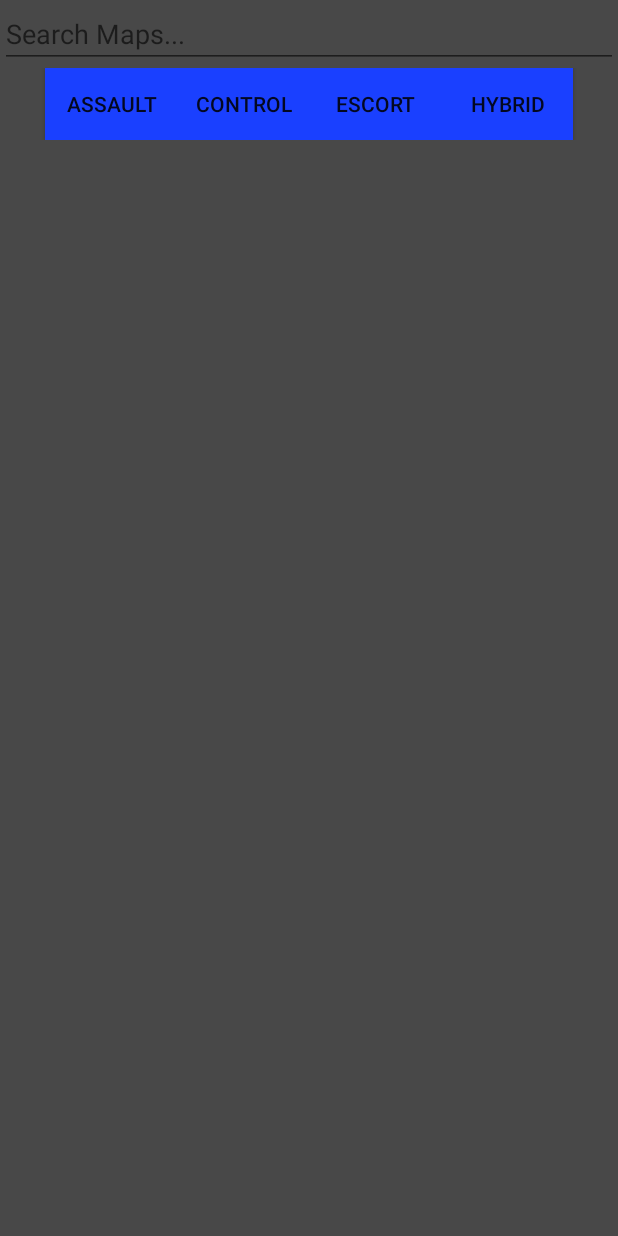
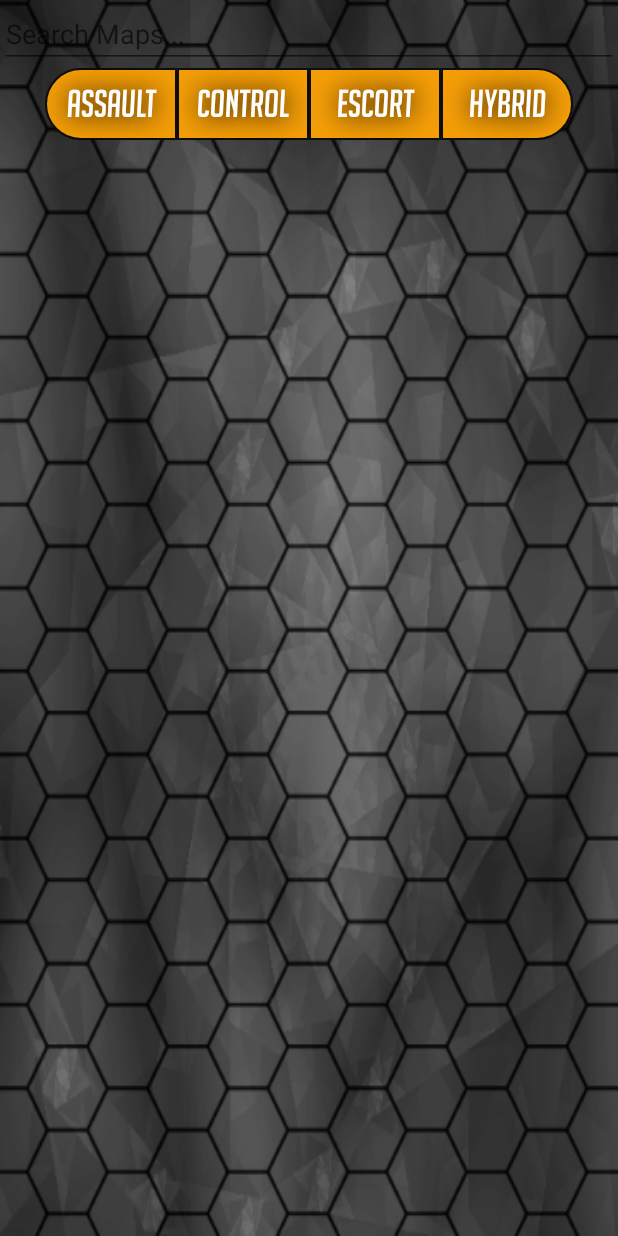
Before and after one commit to ThatRubenAguilar/PocketStrats, an Android app: the screen it shows after launch (MainActivity), after a tap on "MAP STRATEGY", on a phone screen of 412 x 824 dp. Run offline under Robolectric (Android 15) with nearby library versions, the phone set to English and light mode, and no system bars; libraries missing offline, so code that uses them is left out: org.slf4j; network calls fail; 3 statements that could not run were skipped.

Commit message:
Polish filter buttons

```diff
--- a/app/src/main/java/com/innovations/aguilar/pocketstrats/ui/MapSearchItemAdapter.java
+++ b/app/src/main/java/com/innovations/aguilar/pocketstrats/ui/MapSearchItemAdapter.java
@@ -1,11 +1,7 @@
 package com.innovations.aguilar.pocketstrats.ui;
 
 import android.content.Context;
-import android.graphics.Color;
-import android.graphics.ColorFilter;
 import android.graphics.PorterDuff;
-import android.graphics.PorterDuffColorFilter;
-import android.graphics.drawable.ColorDrawable;
 import android.graphics.drawable.Drawable;
 import android.support.annotation.NonNull;
 import android.support.v4.content.ContextCompat;
@@ -88,6 +84,12 @@ public class MapSearchItemAdapter extends BaseAdapter implements Filterable {
         final ListViewItem<MapDataDTO> textView = (ListViewItem<MapDataDTO>) rowView.findViewById(R.id.text_list_map_item);
 
         final MapDataDTO map = filteredList.get(position);
+        configureListItemView(textView, map);
+        return rowView;
+
+    }
+
+    private void configureListItemView(final ListViewItem<MapDataDTO> textView, final MapDataDTO map) {
         textView.setItemData(map);
         textView.setTypeface(CustomTypeFaces.BigNoodleTitlingOblique(context.getAssets()));
         textView.setText(map.getMapName());
@@ -106,7 +108,7 @@ public class MapSearchItemAdapter extends BaseAdapter implements Filterable {
                 Log.d("OnTouch", String.format("Touch Event: %s", event.getAction()));
                 switch (event.getAction()) {
                     case MotionEvent.ACTION_DOWN: {
-                        int highlightColor = ContextCompat.getColor(context, R.color.colorAccentToggle);
+                        int highlightColor = ContextCompat.getColor(context, R.color.accentToggleOff);
                         Drawable wrappedDrawable = DrawableCompat.wrap(textView.getBackground());
                         DrawableCompat.setTint(wrappedDrawable, highlightColor);
                         DrawableCompat.setTintMode(wrappedDrawable, PorterDuff.Mode.SCREEN);
@@ -126,8 +128,6 @@ public class MapSearchItemAdapter extends BaseAdapter implements Filterable {
                 return false;
             }
         });
-        return rowView;
-
     }
 
     Drawable getItemBackground(MapDataDTO map) {
--- a/app/src/main/java/com/innovations/aguilar/pocketstrats/ui/view/MapSearchView.java
+++ b/app/src/main/java/com/innovations/aguilar/pocketstrats/ui/view/MapSearchView.java
@@ -14,6 +14,7 @@ import android.widget.ListView;
 
 import com.google.common.base.Supplier;
 import com.google.common.base.Suppliers;
+import com.innovations.aguilar.pocketstrats.ui.CustomTypeFaces;
 import com.innovations.aguilar.pocketstrats.ui.EnumSetToggleFilterClickListener;
 import com.innovations.aguilar.pocketstrats.ui.MainActivity;
 import com.innovations.aguilar.pocketstrats.ui.MainPaneContainer;
@@ -67,24 +68,16 @@ public class MapSearchView extends LinearLayout implements ViewDisplayer<MapData
 
 
         buttonAssault = (Button)findViewById(R.id.button_filter_assault);
-        buttonAssault.setOnClickListener(
-                new EnumSetToggleFilterClickListener<MapType, MapItemFilterData>(
-                        MapType.Assault, mapAdapter.getMapFilter()));
+        configureFilterButton(buttonAssault, MapType.Assault, mapAdapter);
 
         buttonControl = (Button)findViewById(R.id.button_filter_control);
-        buttonControl.setOnClickListener(
-                new EnumSetToggleFilterClickListener<MapType, MapItemFilterData>(
-                        MapType.Control, mapAdapter.getMapFilter()));
+        configureFilterButton(buttonControl, MapType.Control, mapAdapter);
 
         buttonEscort = (Button)findViewById(R.id.button_filter_escort);
-        buttonEscort.setOnClickListener(
-                new EnumSetToggleFilterClickListener<MapType, MapItemFilterData>(
-                        MapType.Escort, mapAdapter.getMapFilter()));
+        configureFilterButton(buttonEscort, MapType.Escort, mapAdapter);
 
         buttonHybrid_AE = (Button)findViewById(R.id.button_filter_hybrid_ae);
-        buttonHybrid_AE.setOnClickListener(
-                new EnumSetToggleFilterClickListener<MapType, MapItemFilterData>(
-                        MapType.Hybrid_Assault_Escort, mapAdapter.getMapFilter()));
+        configureFilterButton(buttonHybrid_AE, MapType.Hybrid_Assault_Escort, mapAdapter);
 
         // TODO: Add all autocomplete functionality, currently only filters
         textMapSearch = (AutoCompleteTextView)findViewById(R.id.text_map_search_autocomplete);
@@ -110,6 +103,13 @@ public class MapSearchView extends LinearLayout implements ViewDisplayer<MapData
 
     }
 
+    private void configureFilterButton(Button button, MapType mapType, MapSearchItemAdapter mapAdapter) {
+        button.setTypeface(CustomTypeFaces.BigNoodleTitlingOblique(getContext().getAssets()));
+        button.setOnClickListener(
+                new EnumSetToggleFilterClickListener<MapType, MapItemFilterData>(
+                        mapType, mapAdapter.getMapFilter()));
+    }
+
     public void showView(MapDataDTO map) {
         showTipsView(map);
     }
--- /dev/null
+++ b/app/src/main/res/drawable-xhdpi/filter_button_left_end_off.xml
@@ -0,0 +1,22 @@
+<?xml version="1.0" encoding="utf-8"?>
+<shape xmlns:android="http://schemas.android.com/apk/res/android" android:shape="rectangle" >
+    <corners
+        android:topLeftRadius="30dp"
+        android:topRightRadius="0dp"
+        android:bottomLeftRadius="30dp"
+        android:bottomRightRadius="0dp"
+        />
+    <solid
+        android:color="@color/accentToggleOff"
+        />
+    <padding
+        android:left="0dp"
+        android:top="0dp"
+        android:right="0dp"
+        android:bottom="0dp"
+        />
+    <stroke
+        android:width="@dimen/button_outline"
+        android:color="@color/primaryDark"
+        />
+</shape>
--- /dev/null
+++ b/app/src/main/res/drawable-xhdpi/filter_button_middle_off.xml
@@ -0,0 +1,22 @@
+<?xml version="1.0" encoding="utf-8"?>
+<shape xmlns:android="http://schemas.android.com/apk/res/android" android:shape="rectangle" >
+    <corners
+        android:topLeftRadius="0dp"
+        android:topRightRadius="0dp"
+        android:bottomLeftRadius="0dp"
+        android:bottomRightRadius="0dp"
+        />
+    <solid
+        android:color="@color/accentToggleOff"
+        />
+    <padding
+        android:left="0dp"
+        android:top="0dp"
+        android:right="0dp"
+        android:bottom="0dp"
+        />
+    <stroke
+        android:width="@dimen/button_outline"
+        android:color="@color/primaryDark"
+        />
+</shape>
--- /dev/null
+++ b/app/src/main/res/drawable-xhdpi/filter_button_right_end_off.xml
@@ -0,0 +1,22 @@
+<?xml version="1.0" encoding="utf-8"?>
+<shape xmlns:android="http://schemas.android.com/apk/res/android" android:shape="rectangle" >
+    <corners
+        android:topLeftRadius="0dp"
+        android:topRightRadius="30dp"
+        android:bottomLeftRadius="0dp"
+        android:bottomRightRadius="30dp"
+        />
+    <solid
+        android:color="@color/accentToggleOff"
+        />
+    <padding
+        android:left="0dp"
+        android:top="0dp"
+        android:right="0dp"
+        android:bottom="0dp"
+        />
+    <stroke
+        android:width="@dimen/button_outline"
+        android:color="@color/primaryDark"
+        />
+</shape>
--- /dev/null
+++ b/app/src/main/res/drawable-xhdpi/filter_toggle_middle.xml
@@ -0,0 +1,7 @@
+<?xml version="1.0" encoding="utf-8"?>
+<selector xmlns:android="http://schemas.android.com/apk/res/android">
+    <item android:state_checked="false"
+        android:drawable="@drawable/filter_button_middle_off" />
+    <item android:state_checked="true"
+        android:drawable="@drawable/filter_button_middle_on" />
+</selector>
--- a/app/src/main/res/drawable/filter_toggle.xml
+++ b/app/src/main/res/drawable-xhdpi/filter_toggle_right.xml
@@ -1,7 +1,7 @@
 <?xml version="1.0" encoding="utf-8"?>
 <selector xmlns:android="http://schemas.android.com/apk/res/android">
     <item android:state_checked="false"
-        android:drawable="@color/toggleOff" />
+        android:drawable="@drawable/filter_button_right_end_off" />
     <item android:state_checked="true"
-        android:drawable="@color/toggleOn"  />
+        android:drawable="@drawable/filter_button_right_end_on" />
 </selector>
--- /dev/null
+++ b/app/src/main/res/drawable/filter_button_left_end_on.xml
@@ -0,0 +1,22 @@
+<?xml version="1.0" encoding="utf-8"?>
+<shape xmlns:android="http://schemas.android.com/apk/res/android" android:shape="rectangle" >
+    <corners
+        android:topLeftRadius="30dp"
+        android:topRightRadius="0dp"
+        android:bottomLeftRadius="30dp"
+        android:bottomRightRadius="0dp"
+        />
+    <solid
+        android:color="@color/accent"
+        />
+    <padding
+        android:left="0dp"
+        android:top="0dp"
+        android:right="0dp"
+        android:bottom="0dp"
+        />
+    <stroke
+        android:width="@dimen/button_outline"
+        android:color="@color/primaryDark"
+        />
+</shape>
--- /dev/null
+++ b/app/src/main/res/drawable/filter_button_middle_on.xml
@@ -0,0 +1,22 @@
+<?xml version="1.0" encoding="utf-8"?>
+<shape xmlns:android="http://schemas.android.com/apk/res/android" android:shape="rectangle" >
+    <corners
+        android:topLeftRadius="0dp"
+        android:topRightRadius="0dp"
+        android:bottomLeftRadius="0dp"
+        android:bottomRightRadius="0dp"
+        />
+    <solid
+        android:color="@color/accent"
+        />
+    <padding
+        android:left="0dp"
+        android:top="0dp"
+        android:right="0dp"
+        android:bottom="0dp"
+        />
+    <stroke
+        android:width="@dimen/button_outline"
+        android:color="@color/primaryDark"
+        />
+</shape>
--- /dev/null
+++ b/app/src/main/res/drawable/filter_button_right_end_on.xml
@@ -0,0 +1,22 @@
+<?xml version="1.0" encoding="utf-8"?>
+<shape xmlns:android="http://schemas.android.com/apk/res/android" android:shape="rectangle" >
+    <corners
+        android:topLeftRadius="0dp"
+        android:topRightRadius="30dp"
+        android:bottomLeftRadius="0dp"
+        android:bottomRightRadius="30dp"
+        />
+    <solid
+        android:color="@color/accent"
+        />
+    <padding
+        android:left="0dp"
+        android:top="0dp"
+        android:right="0dp"
+        android:bottom="0dp"
+        />
+    <stroke
+        android:width="@dimen/button_outline"
+        android:color="@color/primaryDark"
+        />
+</shape>
--- /dev/null
+++ b/app/src/main/res/drawable/filter_toggle_left.xml
@@ -0,0 +1,7 @@
+<?xml version="1.0" encoding="utf-8"?>
+<selector xmlns:android="http://schemas.android.com/apk/res/android">
+    <item android:state_checked="false"
+        android:drawable="@drawable/filter_button_left_end_off" />
+    <item android:state_checked="true"
+        android:drawable="@drawable/filter_button_left_end_on" />
+</selector>
--- a/app/src/main/res/layout/main_pane_container.xml
+++ b/app/src/main/res/layout/main_pane_container.xml
@@ -6,7 +6,7 @@
     android:layout_width="match_parent"
     android:layout_height="match_parent"
     android:orientation="vertical"
-    android:background="@color/colorPrimaryContrast"
+    android:background="@drawable/main_screen_background"
     tools:context="com.innovations.aguilar.pocketstrats.ui.MainActivity">
 
     <com.innovations.aguilar.pocketstrats.ui.view.MainScreenView
@@ -14,7 +14,6 @@
         android:layout_width="match_parent"
         android:layout_height="match_parent"
         android:orientation="vertical"
-        android:background="@drawable/main_screen_background"
         android:weightSum="1">
         <ImageView
             android:layout_width="match_parent"
@@ -25,9 +24,9 @@
             android:id="@+id/button_modes"
             android:layout_width="match_parent"
             android:layout_height="wrap_content"
-            android:background="@color/colorAccent"
+            android:background="@color/accent"
             android:text="Map Strategy"
-            android:textSize="@dimen/button_text_size" />
+            android:textSize="@dimen/button_text_size_large" />
     </com.innovations.aguilar.pocketstrats.ui.view.MainScreenView>
 
 </com.innovations.aguilar.pocketstrats.ui.MainPaneContainer>
--- a/app/src/main/res/layout/map_list_item.xml
+++ b/app/src/main/res/layout/map_list_item.xml
@@ -4,9 +4,9 @@
     android:id="@+id/text_list_map_item"
     android:layout_width="match_parent"
     android:layout_height="wrap_content"
-    android:textSize="@dimen/button_text_size"
-    android:textColor="@color/colorLightText"
-    android:shadowColor="@color/colorDarkText"
+    android:textSize="@dimen/button_text_size_large"
+    android:textColor="@color/textLight"
+    android:shadowColor="@color/textDark"
     android:shadowDx="1"
     android:shadowDy="1"
     android:shadowRadius="20"
--- a/app/src/main/res/layout/map_search.xml
+++ b/app/src/main/res/layout/map_search.xml
@@ -23,50 +23,76 @@
             android:id="@+id/button_filter_assault"
             android:layout_width="wrap_content"
             android:layout_height="wrap_content"
-            android:paddingLeft="@dimen/button_padding"
-            android:paddingRight="@dimen/button_padding"
-            android:background="@drawable/filter_toggle"
+            android:background="@drawable/filter_toggle_left"
             android:checked="true"
             android:textOn="Assault"
-            android:textOff="Assault" />
+            android:textOff="Assault"
+            android:textColor="@color/textLight"
+            android:textSize="@dimen/button_text_size_medium"
+
+            android:shadowColor="@color/textDark"
+            android:shadowDx="1"
+            android:shadowDy="1"
+            android:shadowRadius="20"
+            />
         <ToggleButton
             android:id="@+id/button_filter_control"
             android:layout_width="wrap_content"
             android:layout_height="wrap_content"
-            android:paddingLeft="@dimen/button_padding"
-            android:paddingRight="@dimen/button_padding"
-            android:background="@drawable/filter_toggle"
+            android:background="@drawable/filter_toggle_middle"
             android:checked="true"
             android:textOn="Control"
-            android:textOff="Control" />
+            android:textOff="Control"
+            android:textColor="@color/textLight"
+            android:textSize="@dimen/button_text_size_medium"
+
+            android:shadowColor="@color/textDark"
+            android:shadowDx="1"
+            android:shadowDy="1"
+            android:shadowRadius="20"
+            />
         <ToggleButton
             android:id="@+id/button_filter_escort"
             android:layout_width="wrap_content"
             android:layout_height="wrap_content"
-            android:paddingLeft="@dimen/button_padding"
-            android:paddingRight="@dimen/button_padding"
-            android:background="@drawable/filter_toggle"
+            android:background="@drawable/filter_toggle_middle"
             android:checked="true"
             android:textOn="Escort"
-            android:textOff="Escort" />
+            android:textOff="Escort"
+            android:textColor="@color/textLight"
+            android:textSize="@dimen/button_text_size_medium"
+
+            android:shadowColor="@color/textDark"
+            android:shadowDx="1"
+            android:shadowDy="1"
+            android:shadowRadius="20"
+            />
         <ToggleButton
             android:id="@+id/button_filter_hybrid_ae"
             android:layout_width="wrap_content"
             android:layout_height="wrap_content"
-            android:paddingLeft="@dimen/button_padding"
-            android:paddingRight="@dimen/button_padding"
-            android:background="@drawable/filter_toggle"
+            android:background="@drawable/filter_toggle_right"
             android:checked="true"
             android:textOn="Hybrid"
-            android:textOff="Hybrid" />
+            android:textOff="Hybrid"
+            android:textColor="@color/textLight"
+            android:textSize="@dimen/button_text_size_medium"
+
+            android:shadowColor="@color/textDark"
+            android:shadowDx="1"
+            android:shadowDy="1"
+            android:shadowRadius="20"
+            />
     </LinearLayout>
 
     <ListView
         android:id="@+id/list_maps"
         android:layout_width="match_parent"
         android:layout_height="wrap_content"
-        android:listSelector="@color/colorAccent"
+        android:listSelector="@color/accent"
         android:scrollbars="vertical"
+        android:paddingTop="@dimen/padding_medium"
+        android:scrollbarAlwaysDrawVerticalTrack="true"
         />
 
 </com.innovations.aguilar.pocketstrats.ui.view.MapSearchView>
--- a/app/src/main/res/values/colors.xml
+++ b/app/src/main/res/values/colors.xml
@@ -1,17 +1,15 @@
 <?xml version="1.0" encoding="utf-8"?>
 <resources>
-    <color name="colorPrimaryLight">#fdfdfe</color>
-    <color name="colorPrimary">#2756b8</color>
-    <color name="colorPrimaryContrast">#484848</color>
-    <color name="colorPrimaryDark">#0e0e0e</color>
-    <color name="colorAccent">#f39d08</color>
+    <color name="primaryLight">#fdfdfe</color>
+    <color name="primary">#2756b8</color>
+    <color name="primaryContrast">#484848</color>
+    <color name="primaryDark">#0e0e0e</color>
+    <color name="accent">#f39d08</color>
 
-    <color name="colorAccentToggle">#7af39d08</color>
-    <color name="colorClear">#00000000</color>
+    <color name="accentToggleOff">#7af39d08</color>
+    <color name="clear">#00000000</color>
 
-    <color name="colorLightText">#fdfdfe</color>
-    <color name="colorDarkText">#000000</color>
+    <color name="textLight">#fdfdfe</color>
+    <color name="textDark">#000000</color>
 
-    <color name="toggleOn">#1a40ff</color>
-    <color name="toggleOff">#a41a40ff</color>
 </resources>
--- a/app/src/main/res/values/dimens.xml
+++ b/app/src/main/res/values/dimens.xml
@@ -4,6 +4,15 @@
     <dimen name="activity_vertical_margin">16dp</dimen>
     <dimen name="button_elevation_on">5dp</dimen>
     <dimen name="button_elevation_off">20dp</dimen>
-    <dimen name="button_text_size">35dp</dimen>
+    <dimen name="button_text_size_small">15sp</dimen>
+    <dimen name="button_text_size_medium">25sp</dimen>
+    <dimen name="button_text_size_large">35sp</dimen>
     <dimen name="button_padding">5dp</dimen>
+
+    <dimen name="padding_small">5dp</dimen>
+    <dimen name="padding_medium">10dp</dimen>
+    <dimen name="padding_large">20dp</dimen>
+
+    <dimen name="button_outline">1dp</dimen>
+
 </resources>
--- a/app/src/main/res/values/styles.xml
+++ b/app/src/main/res/values/styles.xml
@@ -3,15 +3,15 @@
     <!-- Base application theme. -->
     <style name="AppTheme" parent="Theme.AppCompat.Light.DarkActionBar">
         <!-- Customize your theme here. -->
-        <item name="colorPrimary">@color/colorPrimary</item>
-        <item name="colorPrimaryDark">@color/colorPrimaryDark</item>
-        <item name="colorAccent">@color/colorAccent</item>
+        <item name="colorPrimary">@color/primary</item>
+        <item name="colorPrimaryDark">@color/primaryDark</item>
+        <item name="colorAccent">@color/accent</item>
     </style>
     <style name="AppThemeNoTitle" parent="Theme.AppCompat.Light.NoActionBar">
         <!-- Customize your theme here. -->
-        <item name="colorPrimary">@color/colorPrimary</item>
-        <item name="colorPrimaryDark">@color/colorPrimaryDark</item>
-        <item name="colorAccent">@color/colorAccent</item>
+        <item name="colorPrimary">@color/primary</item>
+        <item name="colorPrimaryDark">@color/primaryDark</item>
+        <item name="colorAccent">@color/accent</item>
     </style>
 
 </resources>
```
